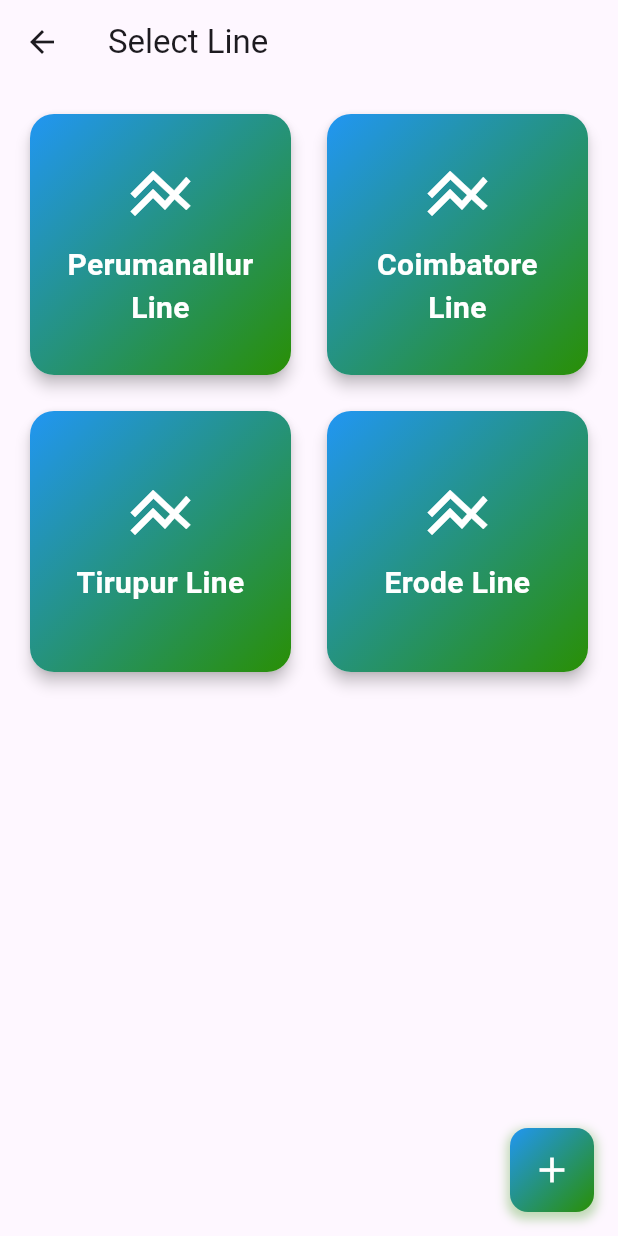
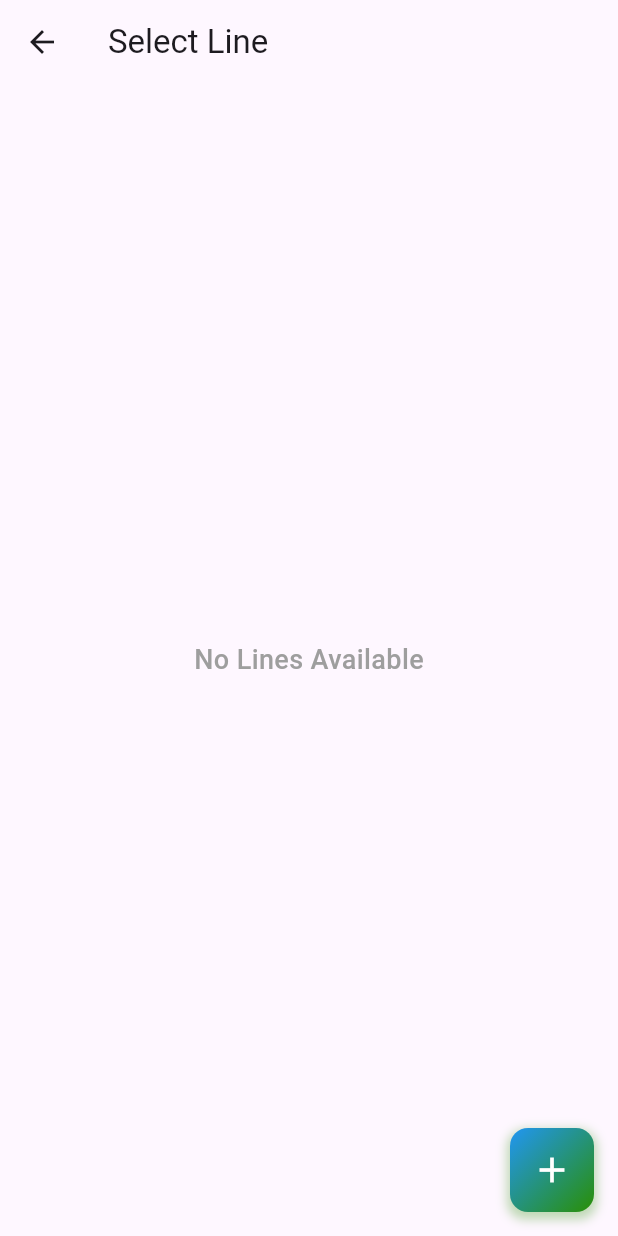
Before and after one commit to Sakthi-dev-0802/easy_order, a Flutter app: the LinePage screen opened by its route, on a phone screen of 412 x 824 dp. Run offline on Flutter 3.47's test engine with Material 3 defaults, Android fonts, the light colour scheme and no system bars; our stand-ins replace auto_route, cloud_firestore, firebase_auth, firebase_core, flutter_riverpod, flutter_secure_storage and 1 more; accounts and stored records are empty.

Commit message:
fetching lines from the API

```diff
--- a/lib/app/screens/line/line_screen.dart
+++ b/lib/app/screens/line/line_screen.dart
@@ -1,19 +1,16 @@
 import 'package:auto_route/auto_route.dart';
+import 'package:easy_order/app/screens/line/providers/lines_provider.dart';
 import 'package:easy_order/routes/app_routes.dart';
 import 'package:flutter/material.dart';
+import 'package:flutter_riverpod/flutter_riverpod.dart';
 
 @RoutePage()
-class LinePage extends StatelessWidget {
+class LinePage extends ConsumerWidget {
   const LinePage({super.key});
 
   @override
-  Widget build(BuildContext context) {
-    final List<String> lines = [
-      'Perumanallur Line',
-      'Coimbatore Line',
-      'Tirupur Line',
-      'Erode Line'
-    ];
+  Widget build(BuildContext context, WidgetRef ref) {
+    final linesAsync = ref.watch(linesProvider);
 
     return Scaffold(
       appBar: AppBar(
@@ -22,7 +19,19 @@ class LinePage extends StatelessWidget {
       ),
       body: Padding(
         padding: const EdgeInsets.all(16.0),
-        child: GridView.builder(
+        child: linesAsync.when(
+          data: (lines) => lines.isEmpty
+              ? const Center(
+                  child: Text(
+                    'No Lines Available',
+                    style: TextStyle(
+                      fontSize: 18,
+                      fontWeight: FontWeight.w500,
+                      color: Colors.grey,
+                    ),
+                  ),
+                )
+              : GridView.builder(
                   gridDelegate: const SliverGridDelegateWithFixedCrossAxisCount(
                     crossAxisCount: 2,
                     crossAxisSpacing: 16.0,
@@ -32,12 +41,17 @@ class LinePage extends StatelessWidget {
                   itemCount: lines.length,
                   itemBuilder: (context, index) {
                     return LineCard(
-              lineName: lines[index],
+                      lineName: lines[index].lineName,
                       onTap: () {
                         context.router.navigate(AppRoutes.clientsListPage);
                       },
                     );
                   },
+                ),
+          loading: () => const Center(child: CircularProgressIndicator()),
+          error: (error, stackTrace) => Center(
+            child: Text('Error: $error'),
+          ),
         ),
       ),
       floatingActionButton: Container(
--- /dev/null
+++ b/lib/app/screens/line/providers/lines_provider.dart
@@ -0,0 +1,11 @@
+import 'package:easy_order/app/firebase_services/model/line_model.dart';
+import 'package:easy_order/app/firebase_services/services/line_service.dart';
+import 'package:easy_order/core/utils/user_market_service.dart';
+import 'package:flutter_riverpod/flutter_riverpod.dart';
+
+final linesProvider = StreamProvider<List<LineModel>>((ref) {
+  final marketId = UserMarketService.userMarket;
+  if (marketId == null) return Stream.value([]);
+
+  return LineService.instance.getLinesByMarketId(marketId);
+});
```
Also changed, not shown: lib/app/firebase_services/model/line_model.dart (added, +27 -0 lines), lib/app/firebase_services/services/line_service.dart (added, +41 -0 lines). Lines whose indentation alone changed are shown as unchanged.
